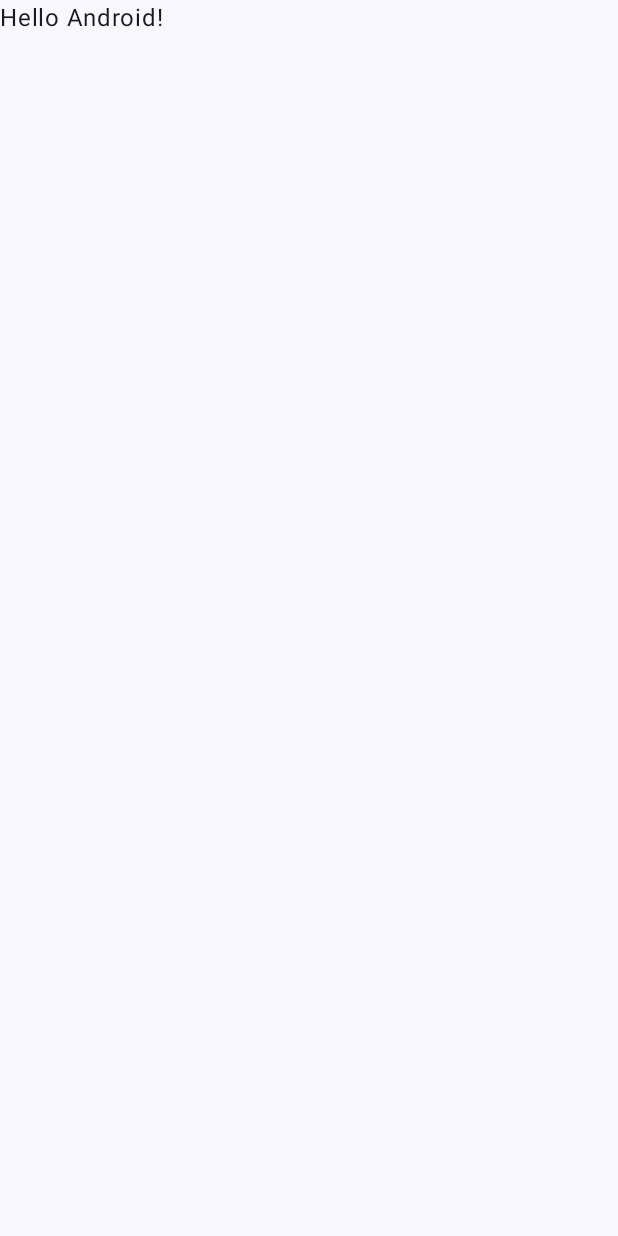
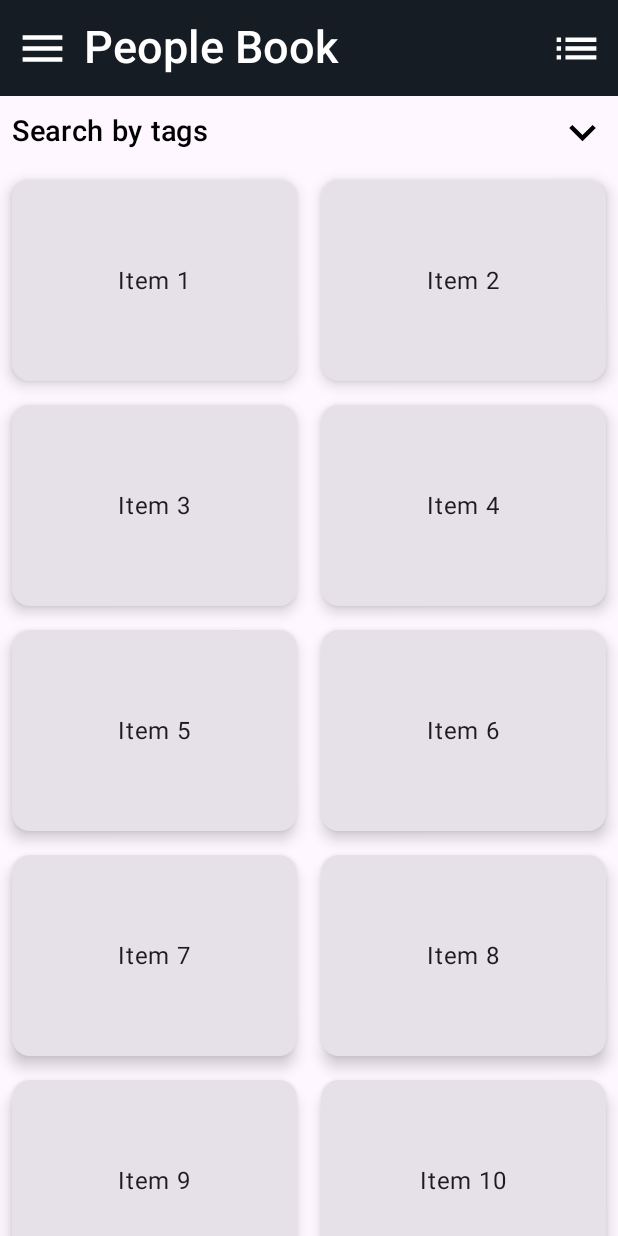
Before and after one commit to kanchasohail/People-Book, an Android app built with Jetpack Compose: the screen it shows after launch (MainActivity), on a phone screen of 412 x 824 dp. Before the commit the screen is almost empty. Run offline under Robolectric (Android 15) with nearby library versions, the phone set to English and light mode, and no system bars.

Commit message:
some ui work

```diff
--- a/app/build.gradle.kts
+++ b/app/build.gradle.kts
@@ -66,4 +66,10 @@ dependencies {
     androidTestImplementation("androidx.compose.ui:ui-test-junit4")
     debugImplementation("androidx.compose.ui:ui-tooling")
     debugImplementation("androidx.compose.ui:ui-test-manifest")
+
+    //Navigation
+    implementation("androidx.navigation:navigation-compose:2.7.2")
+
+    //view Model
+    implementation("androidx.lifecycle:lifecycle-viewmodel-compose:2.6.2")
 }
--- a/app/src/main/java/com/social/people_book/MainActivity.kt
+++ b/app/src/main/java/com/social/people_book/MainActivity.kt
@@ -3,14 +3,15 @@ package com.social.people_book
 import android.os.Bundle
 import androidx.activity.ComponentActivity
 import androidx.activity.compose.setContent
+import androidx.compose.foundation.isSystemInDarkTheme
 import androidx.compose.foundation.layout.fillMaxSize
 import androidx.compose.material3.MaterialTheme
 import androidx.compose.material3.Surface
-import androidx.compose.material3.Text
-import androidx.compose.runtime.Composable
 import androidx.compose.ui.Modifier
-import androidx.compose.ui.tooling.preview.Preview
+import androidx.navigation.compose.rememberNavController
+import com.social.people_book.navigation.NavigationGraph
 import com.social.people_book.ui.theme.PeopleBookTheme
+import com.social.people_book.views.home_screen.HomeScreen
 
 class MainActivity : ComponentActivity() {
     override fun onCreate(savedInstanceState: Bundle?) {
@@ -22,25 +23,13 @@ class MainActivity : ComponentActivity() {
                     modifier = Modifier.fillMaxSize(),
                     color = MaterialTheme.colorScheme.background
                 ) {
-                    Greeting("Android")
+                    val navController = rememberNavController()
+                    NavigationGraph(
+                        navController = navController,
+                        isDarkMode = isSystemInDarkTheme()
+                    )
                 }
             }
         }
     }
 }
-
-@Composable
-fun Greeting(name: String, modifier: Modifier = Modifier) {
-    Text(
-        text = "Hello $name!",
-        modifier = modifier
-    )
-}
-
-@Preview(showBackground = true)
-@Composable
-fun GreetingPreview() {
-    PeopleBookTheme {
-        Greeting("Android")
-    }
-}
--- /dev/null
+++ b/app/src/main/java/com/social/people_book/navigation/NavigationGraph.kt
@@ -0,0 +1,36 @@
+package com.social.people_book.navigation
+
+import androidx.compose.runtime.Composable
+import androidx.navigation.NavHostController
+import androidx.navigation.compose.NavHost
+import androidx.navigation.compose.composable
+import com.social.people_book.views.home_screen.HomeScreen
+import com.social.people_book.views.premium_screen.PremiumScreen
+import com.social.people_book.views.splash_screen.SplashScreen
+
+@Composable
+fun NavigationGraph(
+    navController: NavHostController,
+    isDarkMode:Boolean
+) {
+//    NavHost(navController = navController, startDestination = Screens.SplashScreen.route) {
+    NavHost(navController = navController, startDestination = Screens.HomeScreen.route) {
+        //Splash Screen
+        composable(Screens.SplashScreen.route){
+            SplashScreen(navController = navController , isDarkMode = isDarkMode)
+        }
+
+        //Home Screen
+        composable(Screens.HomeScreen.route) {
+            HomeScreen(
+                navController = navController,
+                isDarkMode= isDarkMode,)
+        }
+
+        //Premium Screen
+        composable(Screens.PremiumScreen.route) {
+            PremiumScreen(navController , isDarkMode = isDarkMode)
+        }
+
+    }
+}
--- /dev/null
+++ b/app/src/main/java/com/social/people_book/navigation/Screens.kt
@@ -0,0 +1,8 @@
+package com.social.people_book.navigation
+
+sealed class Screens(val route: String) {
+    object SplashScreen : Screens("splash_screen")
+    object HomeScreen : Screens("home_screen")
+    object PremiumScreen : Screens("premium_screen")
+
+}
--- /dev/null
+++ b/app/src/main/java/com/social/people_book/ui/layout/MyText.kt
@@ -0,0 +1,30 @@
+package com.social.people_book.ui.layout
+
+import androidx.compose.foundation.layout.padding
+import androidx.compose.material3.MaterialTheme
+import androidx.compose.material3.Text
+import androidx.compose.runtime.Composable
+import androidx.compose.ui.Modifier
+import androidx.compose.ui.graphics.Color
+import androidx.compose.ui.text.font.FontWeight
+import androidx.compose.ui.text.style.TextAlign
+import androidx.compose.ui.unit.dp
+import androidx.compose.ui.unit.sp
+
+@Composable
+fun MyText(
+    modifier: Modifier = Modifier,
+    text: String,
+    fontSize: Int = 19,
+    textColor: Color = MaterialTheme.colorScheme.onPrimaryContainer
+) {
+    Text(
+        text = text,
+        modifier = modifier
+            .padding(start = 8.dp),
+        textAlign = TextAlign.Start,
+        fontWeight = FontWeight.W500,
+        fontSize = fontSize.sp,
+        color = textColor
+    )
+}
--- a/app/src/main/java/com/social/people_book/ui/theme/Color.kt
+++ b/app/src/main/java/com/social/people_book/ui/theme/Color.kt
@@ -9,3 +9,9 @@ val Pink80 = Color(0xFFEFB8C8)
 val Purple40 = Color(0xFF6650a4)
 val PurpleGrey40 = Color(0xFF625b71)
 val Pink40 = Color(0xFF7D5260)
+
+val darkPrimaryColor = Color(0xFFA1C8FF)
+val darkSurfaceColor = Color(0xFF151C24)
+val darkBackgroundColor = Color(0xFF151C24)
+
+val lightPrimaryColor = Color(0xFF151C24)
--- a/app/src/main/java/com/social/people_book/ui/theme/Theme.kt
+++ b/app/src/main/java/com/social/people_book/ui/theme/Theme.kt
@@ -1,6 +1,7 @@
 package com.social.people_book.ui.theme
 
 import android.app.Activity
+import android.graphics.Color
 import android.os.Build
 import androidx.compose.foundation.isSystemInDarkTheme
 import androidx.compose.material3.MaterialTheme
@@ -14,34 +15,26 @@ import androidx.compose.ui.graphics.toArgb
 import androidx.compose.ui.platform.LocalContext
 import androidx.compose.ui.platform.LocalView
 import androidx.core.view.WindowCompat
+import kotlin.math.sqrt
 
 private val DarkColorScheme = darkColorScheme(
-    primary = Purple80,
-    secondary = PurpleGrey80,
-    tertiary = Pink80
+    primary = darkPrimaryColor,
+    surface = darkSurfaceColor,
+    background = darkBackgroundColor,
+    onPrimary = lightPrimaryColor
 )
 
 private val LightColorScheme = lightColorScheme(
-    primary = Purple40,
+    primary = lightPrimaryColor,
     secondary = PurpleGrey40,
     tertiary = Pink40
-
-    /* Other default colors to override
-    background = Color(0xFFFFFBFE),
-    surface = Color(0xFFFFFBFE),
-    onPrimary = Color.White,
-    onSecondary = Color.White,
-    onTertiary = Color.White,
-    onBackground = Color(0xFF1C1B1F),
-    onSurface = Color(0xFF1C1B1F),
-    */
 )
 
 @Composable
 fun PeopleBookTheme(
     darkTheme: Boolean = isSystemInDarkTheme(),
     // Dynamic color is available on Android 12+
-    dynamicColor: Boolean = true,
+    dynamicColor: Boolean = false,
     content: @Composable () -> Unit
 ) {
     val colorScheme = when {
@@ -57,8 +50,16 @@ fun PeopleBookTheme(
     if (!view.isInEditMode) {
         SideEffect {
             val window = (view.context as Activity).window
-            window.statusBarColor = colorScheme.primary.toArgb()
-            WindowCompat.getInsetsController(window, view).isAppearanceLightStatusBars = darkTheme
+            window.statusBarColor = if(darkTheme) colorScheme.surface.toArgb() else colorScheme.primary.toArgb()
+            val statusBarColor = window.statusBarColor
+            val rgb = intArrayOf(Color.red(statusBarColor) , Color.green(statusBarColor) , Color.blue(statusBarColor))
+            val brightness = sqrt(
+                rgb[0] + rgb[0] + .241 +
+                        rgb[1] * rgb[1] * .691 +
+                        rgb[2] * rgb[2] * .068
+            )
+            val isDark = brightness >= 127
+            WindowCompat.getInsetsController(window, view).isAppearanceLightStatusBars = isDark
         }
     }
 
--- /dev/null
+++ b/app/src/main/java/com/social/people_book/views/home_screen/HomeScreen.kt
@@ -0,0 +1,222 @@
+package com.social.people_book.views.home_screen
+
+import androidx.activity.compose.BackHandler
+import androidx.compose.foundation.layout.Arrangement
+import androidx.compose.foundation.layout.Box
+import androidx.compose.foundation.layout.Column
+import androidx.compose.foundation.layout.Row
+import androidx.compose.foundation.layout.fillMaxSize
+import androidx.compose.foundation.layout.fillMaxWidth
+import androidx.compose.foundation.layout.padding
+import androidx.compose.foundation.layout.size
+import androidx.compose.foundation.lazy.LazyRow
+import androidx.compose.foundation.lazy.rememberLazyListState
+import androidx.compose.foundation.lazy.staggeredgrid.LazyVerticalStaggeredGrid
+import androidx.compose.foundation.lazy.staggeredgrid.StaggeredGridCells
+import androidx.compose.foundation.lazy.staggeredgrid.rememberLazyStaggeredGridState
+import androidx.compose.foundation.rememberScrollState
+import androidx.compose.foundation.verticalScroll
+import androidx.compose.material.icons.Icons
+import androidx.compose.material.icons.filled.KeyboardArrowDown
+import androidx.compose.material.icons.filled.KeyboardArrowUp
+import androidx.compose.material.icons.filled.List
+import androidx.compose.material.icons.filled.Menu
+import androidx.compose.material3.AssistChip
+import androidx.compose.material3.Card
+import androidx.compose.material3.CardDefaults
+import androidx.compose.material3.Divider
+import androidx.compose.material3.DrawerValue
+import androidx.compose.material3.ExperimentalMaterial3Api
+import androidx.compose.material3.Icon
+import androidx.compose.material3.IconButton
+import androidx.compose.material3.MaterialTheme
+import androidx.compose.material3.ModalDrawerSheet
+import androidx.compose.material3.ModalNavigationDrawer
+import androidx.compose.material3.Scaffold
+import androidx.compose.material3.Text
+import androidx.compose.material3.TopAppBar
+import androidx.compose.material3.TopAppBarDefaults
+import androidx.compose.material3.rememberDrawerState
+import androidx.compose.runtime.Composable
+import androidx.compose.runtime.getValue
+import androidx.compose.runtime.mutableStateOf
+import androidx.compose.runtime.remember
+import androidx.compose.runtime.rememberCoroutineScope
+import androidx.compose.runtime.setValue
+import androidx.compose.ui.Alignment
+import androidx.compose.ui.Modifier
+import androidx.compose.ui.draw.shadow
+import androidx.compose.ui.graphics.Color
+import androidx.compose.ui.graphics.RectangleShape
+import androidx.compose.ui.text.font.FontWeight
+import androidx.compose.ui.tooling.preview.Preview
+import androidx.compose.ui.unit.dp
+import androidx.compose.ui.unit.sp
+import androidx.navigation.NavController
+import androidx.navigation.compose.rememberNavController
+import com.social.people_book.ui.layout.MyDivider
+import com.social.people_book.ui.layout.MyText
+import com.social.people_book.views.side_drawer.DrawerContent
+import com.social.people_book.views.side_drawer.DrawerHeader
+import kotlinx.coroutines.launch
+
+@OptIn(ExperimentalMaterial3Api::class)
+@Preview(showSystemUi = true)
+@Composable
+//fun HomeScreen(navController: NavController, isDarkMode: Boolean) {
+fun HomeScreen(
+    navController: NavController = rememberNavController(),
+    isDarkMode: Boolean = false
+) {
+    val appBarBackGroundColor =
+        if (isDarkMode) MaterialTheme.colorScheme.surface else MaterialTheme.colorScheme.primary
+    val appBarTextColor =
+        if (isDarkMode) MaterialTheme.colorScheme.onSurface else MaterialTheme.colorScheme.onPrimary
+    val textColor = if (isDarkMode) Color.White else Color.Black
+
+
+    val localCoroutineScope = rememberCoroutineScope()
+    val drawerState = rememberDrawerState(DrawerValue.Closed)
+
+    var isTagExpanded by remember {
+        mutableStateOf(false)
+    }
+
+    // Create a list of items to display in the grid
+    val items = (1..50).map { "Item $it" }
+
+
+    // To close the drawer on backPress
+    BackHandler(drawerState.isOpen) {
+        localCoroutineScope.launch {
+            drawerState.close()
+        }
+    }
+
+    ModalNavigationDrawer(
+        drawerState = drawerState,
+        gesturesEnabled = drawerState.isOpen,
+        drawerContent = {
+            ModalDrawerSheet(
+                modifier = Modifier.fillMaxWidth(0.85f),
+                drawerShape = RectangleShape,
+            ) {
+                DrawerHeader(isDarkMode = isDarkMode, onNavigationIconClick = {
+                    localCoroutineScope.launch {
+                        drawerState.close()
+                    }
+                })
+
+                DrawerContent(
+                    navController = navController,
+                )
+            }
+        }) {
+
+        Scaffold(
+            topBar = {
+                TopAppBar(
+                    colors = TopAppBarDefaults.smallTopAppBarColors(
+                        containerColor = appBarBackGroundColor,
+                    ),
+                    title = {
+                        Text(
+                            text = "People Book",
+                            color = appBarTextColor,
+                            fontSize = 30.sp,
+                            fontWeight = FontWeight.SemiBold
+                        )
+                    },
+                    navigationIcon = {
+                        IconButton(onClick = {
+                            localCoroutineScope.launch {
+                                drawerState.open()
+                            }
+                        }) {
+                            Icon(
+                                imageVector = Icons.Default.Menu,
+                                contentDescription = "More",
+                                tint = appBarTextColor,
+                                modifier = Modifier.size(35.dp)
+                            )
+                        }
+                    },
+                    actions = {
+                        IconButton(onClick = { /*TODO*/ }) {
+                            Icon(
+                                imageVector = Icons.Default.List,
+                                contentDescription = "More",
+                                tint = appBarTextColor,
+                                modifier = Modifier.size(35.dp)
+                            )
+                        }
+                    }
+                )
+            }
+        ) { paddingValues ->
+            Column(
+                modifier = Modifier
+                    .fillMaxSize()
+                    .padding(paddingValues)
+            ) {
+                if (isDarkMode) {
+                    MyDivider()
+                }
+                Row(
+                    modifier = Modifier.fillMaxWidth(),
+                    verticalAlignment = Alignment.CenterVertically,
+                    horizontalArrangement = Arrangement.SpaceBetween
+                ) {
+                    MyText(text = "Search by tags", textColor = textColor)
+                    IconButton(onClick = {
+                        isTagExpanded = !isTagExpanded
+                    }) {
+                        Icon(
+                            imageVector = if (isTagExpanded) Icons.Default.KeyboardArrowUp else Icons.Default.KeyboardArrowDown,
+                            contentDescription = "More",
+                            tint = textColor,
+                            modifier = Modifier.size(35.dp)
+                        )
+                    }
+                }
+
+                if (isTagExpanded) {
+                    LazyRow {
+                        items(5) {
+                            AssistChip(
+                                onClick = { /*TODO*/ },
+                                label = { MyText(text = "Friend") },
+                                modifier = Modifier.padding(4.dp)
+                            )
+                        }
+                    }
+                }
+
+                LazyVerticalStaggeredGrid(
+                    state = rememberLazyStaggeredGridState(),
+                    columns = StaggeredGridCells.Adaptive(150.dp),
+                ) {
+                    items(items.size) {
+                        Card(
+                            modifier = Modifier
+                                .size(150.dp)
+                                .padding(8.dp),
+                            elevation = CardDefaults.cardElevation(
+                                6.dp
+                            )
+                        ) {
+                            Box(
+                                modifier = Modifier.fillMaxSize(),
+                                contentAlignment = Alignment.Center
+                            ) {
+                                Text(text = items[it])
+                            }
+                        }
+
+                    }
+                }
+
+            }
+        }
+    }
+}
--- /dev/null
+++ b/app/src/main/java/com/social/people_book/views/side_drawer/DrawerContent.kt
@@ -0,0 +1,9 @@
+package com.social.people_book.views.side_drawer
+
+import androidx.compose.runtime.Composable
+import androidx.navigation.NavController
+
+@Composable
+fun DrawerContent(navController: NavController) {
+
+}
--- /dev/null
+++ b/app/src/main/java/com/social/people_book/views/side_drawer/DrawerHeader.kt
@@ -0,0 +1,58 @@
+package com.social.people_book.views.side_drawer
+
+import androidx.compose.foundation.layout.size
+import androidx.compose.material.icons.Icons
+import androidx.compose.material.icons.filled.Menu
+import androidx.compose.material3.ExperimentalMaterial3Api
+import androidx.compose.material3.Icon
+import androidx.compose.material3.IconButton
+import androidx.compose.material3.MaterialTheme
+import androidx.compose.material3.Text
+import androidx.compose.material3.TopAppBar
+import androidx.compose.material3.TopAppBarDefaults
+import androidx.compose.runtime.Composable
+import androidx.compose.ui.Modifier
+import androidx.compose.ui.res.stringResource
+import androidx.compose.ui.text.font.FontWeight
+import androidx.compose.ui.unit.dp
+import androidx.compose.ui.unit.sp
+import com.social.people_book.R
+
+
+@OptIn(ExperimentalMaterial3Api::class)
+@Composable
+fun DrawerHeader(
+    onNavigationIconClick: () -> Unit,
+    isDarkMode:Boolean
+) {
+    val appBarTextColor = if(isDarkMode) MaterialTheme.colorScheme.onSurface else MaterialTheme.colorScheme.onPrimary
+    TopAppBar(
+        title = {
+            Text(
+                text = stringResource(
+                    id = R.string.app_name
+                ),
+                color = appBarTextColor,
+                fontSize = 30.sp,
+                fontWeight = FontWeight.SemiBold
+            )
+        },
+        navigationIcon = {
+            IconButton(
+                onClick = onNavigationIconClick
+            ) {
+                Icon(
+                    imageVector = Icons.Default.Menu,
+                    contentDescription = "Toggle Drawer",
+                    tint = appBarTextColor,
+                    modifier = Modifier.size(35.dp)
+                )
+            }
+        },
+       colors = TopAppBarDefaults.smallTopAppBarColors(
+           containerColor = if(isDarkMode) MaterialTheme.colorScheme.surface else MaterialTheme.colorScheme.primary
+       ),
+    )
+
+
+}
--- a/app/src/main/res/values/strings.xml
+++ b/app/src/main/res/values/strings.xml
@@ -1,3 +1,3 @@
 <resources>
-    <string name="app_name">People-Book</string>
+    <string name="app_name">People Book</string>
 </resources>
```
Also changed, not shown: app/src/main/java/com/social/people_book/ui/layout/LoadingIndicator.kt (added, +83 -0 lines), app/src/main/java/com/social/people_book/ui/layout/MyDivider.kt (added, +20 -0 lines), app/src/main/java/com/social/people_book/views/premium_screen/PremiumScreen.kt (added, +9 -0 lines), app/src/main/java/com/social/people_book/views/splash_screen/SplashScreen.kt (added, +76 -0 lines), app/src/main/res/drawable/ad_block_icon.png (added), app/src/main/res/drawable/app_brand_logo.png (added), app/src/main/res/drawable/app_icon_horizontal_dark.png (added), app/src/main/res/drawable/app_icon_horizontal_light.png (added), app/src/main/res/drawable/ic_crown_img.png (added).
